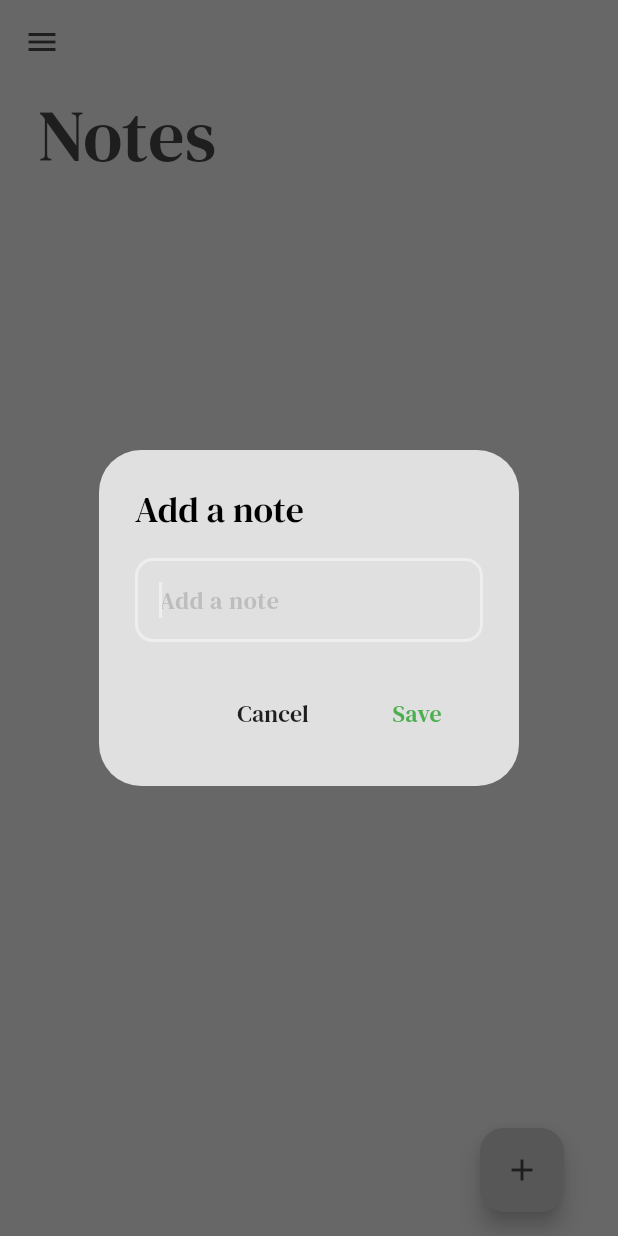
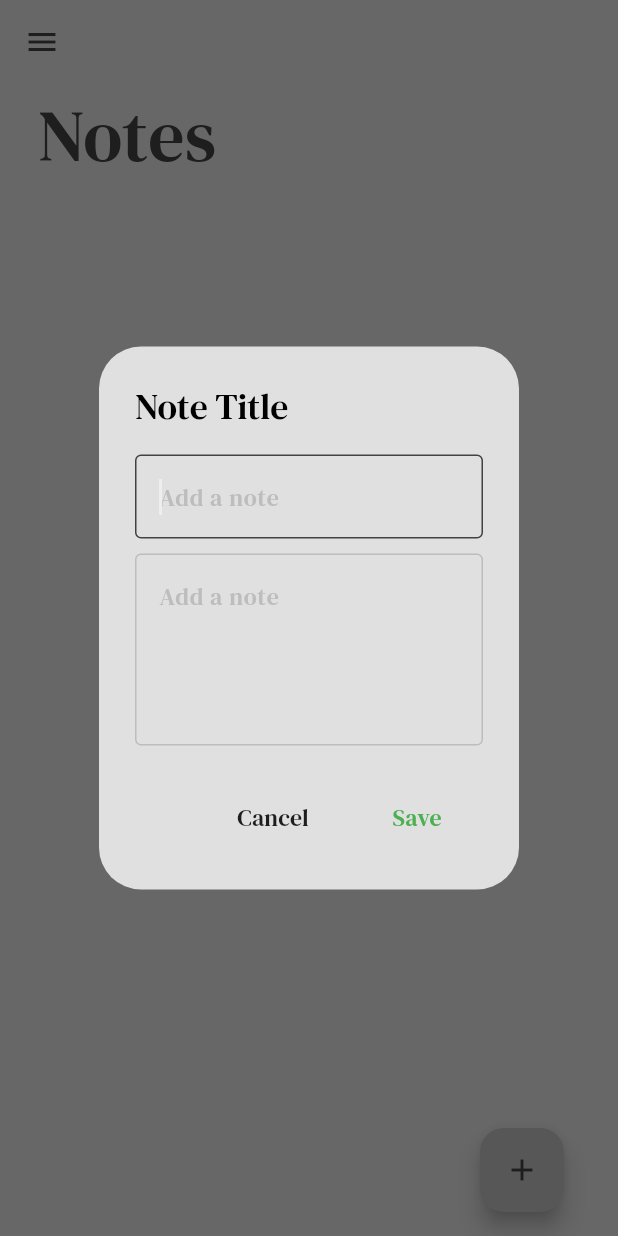
Before and after one commit to iktiarnazib/Notes-App, a Flutter app: the screen it shows after launch, after a tap on the "arrow forward" icon, after a tap on the "add" icon, on a phone screen of 412 x 824 dp. Run offline on Flutter 3.47's test engine with Material 3 defaults, Android fonts, the phone set to English and light mode, and no system bars; our stand-ins replace drift, flutter_riverpod, google_fonts, popover, shared_preferences; accounts and stored records are empty; generated files the repository leaves out were written again; project files that could hold a hidden picture were left out.

Commit message:
Migration for subtext has been done in the notes app

```diff
--- a/lib/models/note.dart
+++ b/lib/models/note.dart
@@ -3,6 +3,7 @@ import 'package:drift/drift.dart';
 class Notes extends Table {
   IntColumn get id => integer().autoIncrement()();
   TextColumn get noteText => text()();
+  TextColumn get noteSubText => text().withDefault(const Constant(''))();
   DateTimeColumn get timestamp =>
       dateTime().withDefault(Constant(DateTime(2000)))();
 }
--- a/lib/models/note_database.dart
+++ b/lib/models/note_database.dart
@@ -37,12 +37,16 @@ class NoteNotifier extends StateNotifier<List<Note>> {
   }
 
   // CREATE
-  Future<void> addNote(String noteText) async {
+  Future<void> addNote({
+    required String noteText,
+    required String noteSubText,
+  }) async {
     await db
         .into(db.notes)
         .insert(
           NotesCompanion.insert(
             noteText: noteText,
+            noteSubText: noteSubText as Value<String>,
             timestamp: Value(DateTime.now()), // ← explicitly pass current time
           ),
         );
--- a/lib/pages/note_detail_page.dart
+++ b/lib/pages/note_detail_page.dart
@@ -34,7 +34,7 @@ class NoteDetailPage extends StatelessWidget {
             Divider(thickness: 0.5),
 
             //detailed text
-            Text(title),
+            Text(description),
           ],
         ),
       ),
--- a/lib/pages/notes_page.dart
+++ b/lib/pages/notes_page.dart
@@ -14,8 +14,9 @@ class NotesPage extends ConsumerStatefulWidget {
 }
 
 class _NotesPageState extends ConsumerState<NotesPage> {
-  TextEditingController textController = TextEditingController();
+  TextEditingController titleController = TextEditingController();
   TextEditingController textController2 = TextEditingController();
+  TextEditingController descriptionController = TextEditingController();
   var errorText = '';
   //create a note
   void onActionButtonPressed() {
@@ -26,7 +27,7 @@ class _NotesPageState extends ConsumerState<NotesPage> {
           builder: (BuildContext context, setState) {
             return AlertDialog(
               title: Text(
-                'Add a note',
+                'Note Title',
                 style: TextStyle(
                   fontFamily: "DMSerifText",
                   fontStyle: FontStyle.normal,
@@ -43,7 +44,7 @@ class _NotesPageState extends ConsumerState<NotesPage> {
                     minLines: 1,
                     maxLines: 5,
                     keyboardType: TextInputType.multiline,
-                    controller: textController,
+                    controller: titleController,
                     autofocus: true,
                     decoration: InputDecoration(
                       hintText: 'Add a note',
@@ -53,6 +54,50 @@ class _NotesPageState extends ConsumerState<NotesPage> {
                       ),
                       border: OutlineInputBorder(
                         borderRadius: BorderRadius.circular(12),
+                      ),
+                      enabledBorder: OutlineInputBorder(
+                        borderSide: BorderSide(
+                          color: Theme.of(context).colorScheme.secondary,
+                        ),
+                      ),
+                      focusedBorder: OutlineInputBorder(
+                        borderSide: BorderSide(
+                          color: Theme.of(context).colorScheme.inversePrimary,
+                        ),
+                      ),
+                    ),
+                  ),
+                  if (errorText.isNotEmpty)
+                    Text(errorText, style: TextStyle(color: Colors.red)),
+                  SizedBox(height: 10),
+                  TextFormField(
+                    style: TextStyle(fontFamily: 'DMSerifText'),
+                    //min line 1
+                    //max line 5
+                    //keyboardinput inputtextype multiline
+                    minLines: 4,
+                    maxLines: 6,
+                    keyboardType: TextInputType.multiline,
+                    controller: titleController,
+                    autofocus: true,
+                    decoration: InputDecoration(
+                      hintText: 'Add a note',
+                      hintStyle: TextStyle(
+                        fontFamily: 'DMSerifText',
+                        color: Theme.of(context).colorScheme.secondary,
+                      ),
+                      border: OutlineInputBorder(
+                        borderRadius: BorderRadius.circular(16),
+                      ),
+                      enabledBorder: OutlineInputBorder(
+                        borderSide: BorderSide(
+                          color: Theme.of(context).colorScheme.secondary,
+                        ),
+                      ),
+                      focusedBorder: OutlineInputBorder(
+                        borderSide: BorderSide(
+                          color: Theme.of(context).colorScheme.inversePrimary,
+                        ),
                       ),
                     ),
                   ),
@@ -68,7 +113,7 @@ class _NotesPageState extends ConsumerState<NotesPage> {
                     setState(() {
                       errorText = '';
                     });
-                    textController.clear();
+                    titleController.clear();
                     Navigator.pop(context);
                   },
                   child: Text(
@@ -84,16 +129,19 @@ class _NotesPageState extends ConsumerState<NotesPage> {
                 //Save Button
                 MaterialButton(
                   onPressed: () {
-                    if (textController.text.trim().isEmpty) {
+                    if (titleController.text.trim().isEmpty) {
                       setState(() {
                         errorText = 'Please enter a text';
                       });
                     } else {
                       ref
                           .read(noteProvider.notifier)
-                          .addNote(textController.text.trim());
+                          .addNote(
+                            noteText: titleController.text.trim(),
+                            noteSubText: descriptionController.text.trim(),
+                          );
                       Navigator.pop(context);
-                      textController.clear();
+                      titleController.clear();
                       errorText = '';
                     }
                   },
@@ -265,7 +313,7 @@ class _NotesPageState extends ConsumerState<NotesPage> {
                           MaterialPageRoute(
                             builder: (context) => NoteDetailPage(
                               title: notes[index].noteText,
-                              description: notes[index].noteText,
+                              description: notes[index].noteSubText,
                             ),
                           ),
                         ),
--- a/lib/themes/theme.dart
+++ b/lib/themes/theme.dart
@@ -7,6 +7,7 @@ ThemeData lightMode = ThemeData(
     surface: Colors.grey.shade300,
     primary: Colors.grey.shade200,
     secondary: Colors.grey.shade400,
+    tertiary: Colors.grey.shade500,
     inversePrimary: Colors.grey.shade800,
   ),
 );
@@ -17,6 +18,7 @@ ThemeData darkMode = ThemeData(
     surface: const Color.fromARGB(255, 25, 25, 25),
     primary: const Color.fromARGB(255, 45, 45, 45),
     secondary: const Color.fromARGB(255, 112, 112, 112),
+    tertiary: Colors.grey.shade500,
     inversePrimary: Colors.grey.shade300,
   ),
 );
```
Also changed, not shown: lib/models/app_database.dart (+7 -1 lines), lib/models/app_database.g.dart.
